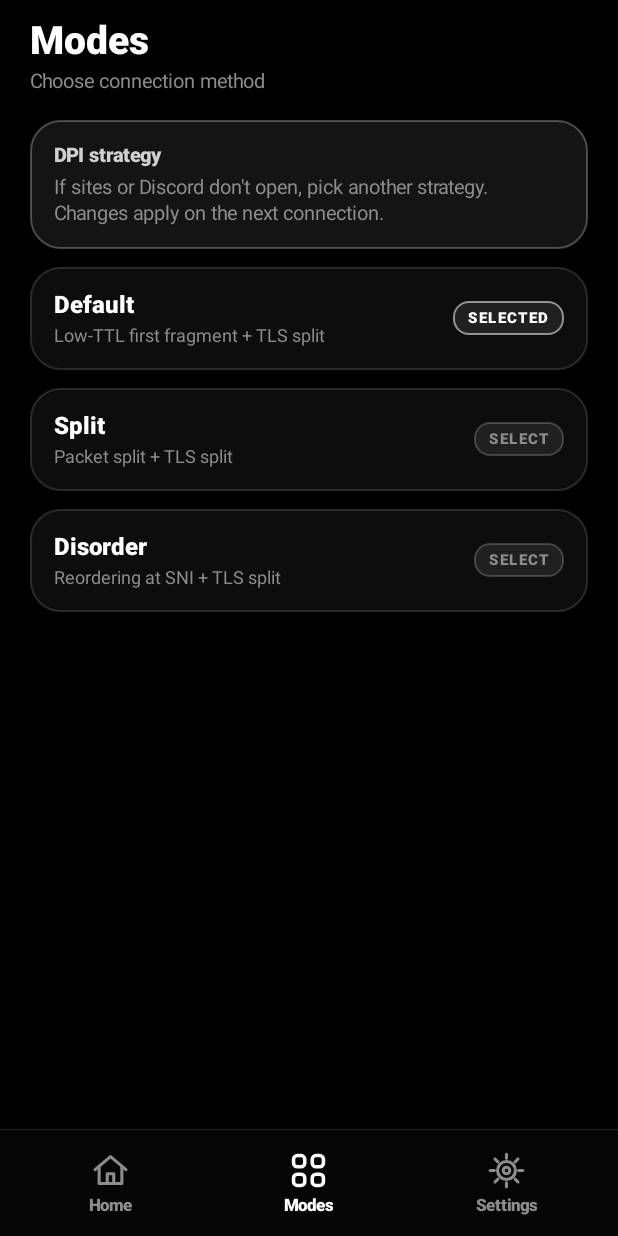
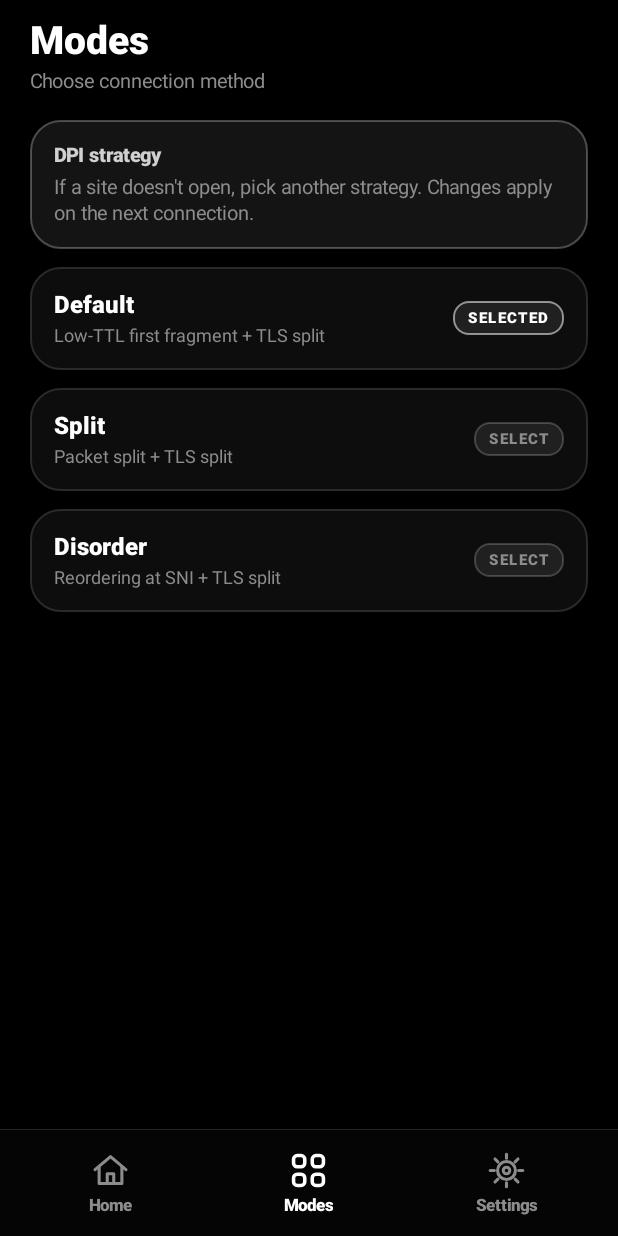
Before and after one commit to valehhdoth/VaxoDPI, an Android app: the screen it shows after launch (MainActivity), after a tap on "Modes", on a phone screen of 412 x 824 dp. Run offline under Robolectric (Android 15) with nearby library versions, the light colour scheme and no system bars; 1 other tap on this screen came first.

Commit message:
Remove app names from site and mode description, version 1.6

```diff
--- a/app/build.gradle
+++ b/app/build.gradle
@@ -30,7 +30,7 @@ android {
         minSdk 21
         targetSdk 34
         versionCode Integer.parseInt(providers.environmentVariable('GITHUB_RUN_NUMBER').orElse('2').get())
-        versionName '1.5'
+        versionName '1.6'
         ndk { abiFilters 'arm64-v8a', 'armeabi-v7a' }
     }
 }
--- a/app/src/main/java/xyz/valeh/vaxodpi/MainActivity.java
+++ b/app/src/main/java/xyz/valeh/vaxodpi/MainActivity.java
@@ -208,7 +208,7 @@ public class MainActivity extends Activity {
  {"Modlar","Modes","Режимы"},
  {"Bağlantı yöntemini seç","Choose connection method","Выберите способ подключения"},
  {"DPI stratejisi","DPI strategy","Стратегия DPI"},
- {"Siteler veya Discord açılmazsa başka bir strateji seç. Değişiklik bir sonraki bağlanışta geçerli olur.","If sites or Discord don't open, pick another strategy. Changes apply on the next connection.","Если сайты или Discord не открываются, выберите другую стратегию. Изменения вступят в силу при следующем подключении."},
+ {"Bir site açılmazsa başka bir strateji seç. Değişiklik bir sonraki bağlanışta geçerli olur.","If a site doesn't open, pick another strategy. Changes apply on the next connection.","Если сайт не открывается, выберите другую стратегию. Изменения вступят в силу при следующем подключении."},
  {"SEÇİLİ","SELECTED","ВЫБРАНО"},
  {"SEÇ","SELECT","ВЫБРАТЬ"},
  {"YAKINDA","SOON","СКОРО"},
@@ -799,7 +799,7 @@ public class MainActivity extends Activity {
         LinearLayout info = card(16);
         info.setBackground(round(0x14FFFFFF, 20, 0x44FFFFFF));
         info.addView(tv("DPI stratejisi", 13, AMBER, true));
-        TextView it = tv("Siteler veya Discord açılmazsa başka bir strateji seç. "
+        TextView it = tv("Bir site açılmazsa başka bir strateji seç. "
                 + "Değişiklik bir sonraki bağlanışta geçerli olur.", 13, MUTED, false);
         it.setLineSpacing(0, 1.15f);
         info.addView(it, lp(MATCH, WRAP, 6));
```
Also changed, not shown: 2 other files.
